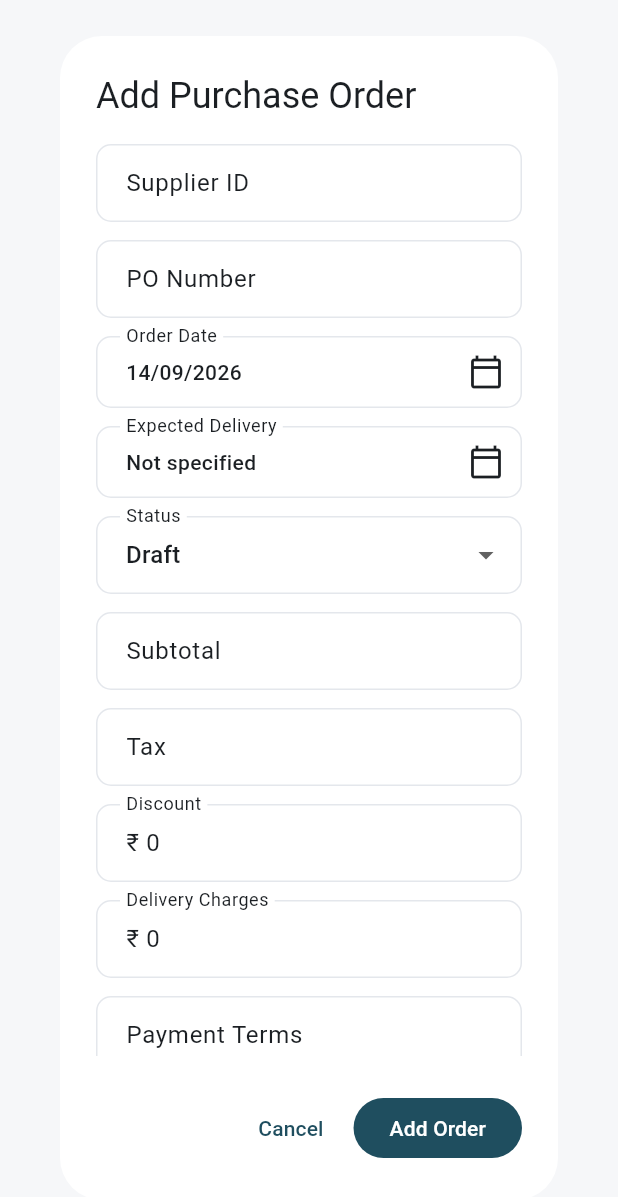
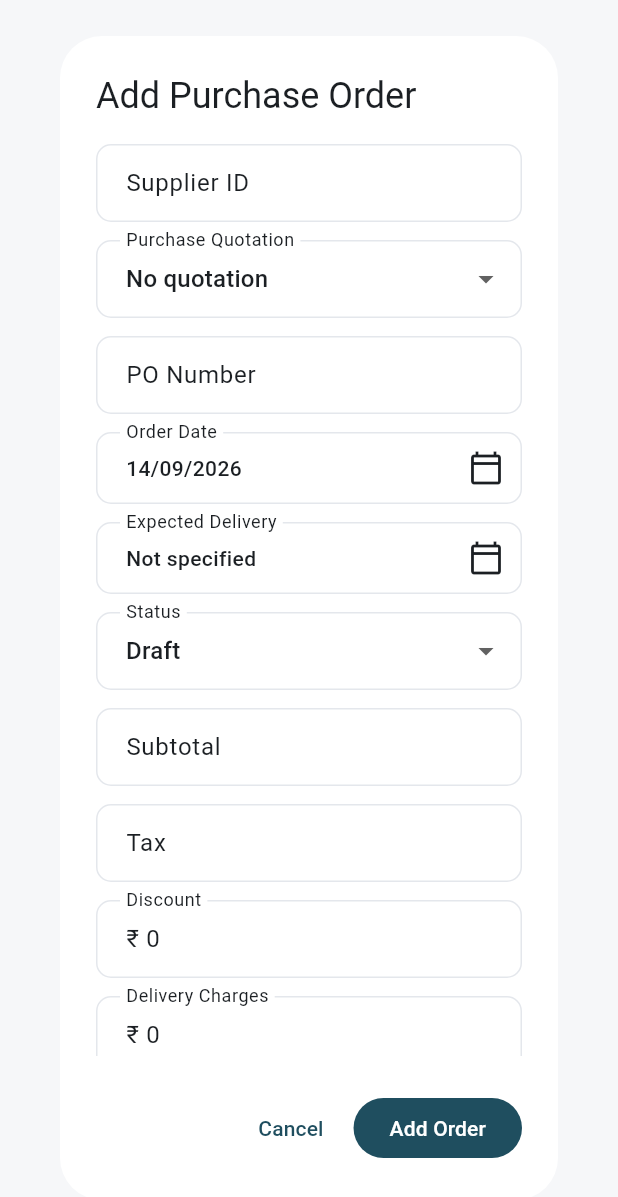
Before and after one commit to Krathor2212/construction_os, a Flutter app: the PurchaseOrderFormDialog widget shown alone on an empty page, opened directly with empty values, on a phone screen of 412 x 824 dp. Shown: the top 1197 px of the screen. Run offline on Flutter 3.47's test engine with Material 3 defaults, Android fonts, the light colour scheme and no system bars; our stand-ins replace flutter_riverpod, go_router.

Commit message:
feat: link purchase orders to quotations

```diff
--- a/lib/features/procurement/domain/entities/purchase_order.dart
+++ b/lib/features/procurement/domain/entities/purchase_order.dart
@@ -5,6 +5,7 @@ class PurchaseOrder {
     required this.supplierId,
     required this.poNumber,
     required this.orderDate,
+    this.purchaseQuotationId,
     this.expectedDeliveryDate,
     this.subtotal = 0,
     this.tax = 0,
@@ -20,6 +21,9 @@ class PurchaseOrder {
   final String id;
   final String projectId;
   final String supplierId;
+
+  /// Optional quotation from which this purchase order originated.
+  final String? purchaseQuotationId;
 
   final String poNumber;
 
--- a/lib/features/procurement/presentation/widgets/purchase_order_form_dialog.dart
+++ b/lib/features/procurement/presentation/widgets/purchase_order_form_dialog.dart
@@ -1,9 +1,12 @@
 import 'package:flutter/material.dart';
+import 'package:flutter_riverpod/flutter_riverpod.dart';
 
 import '../../../../app/theme/app_spacing.dart';
 import '../../domain/entities/purchase_order.dart';
+import '../../domain/entities/purchase_quotation.dart';
+import '../providers/purchase_quotation_providers.dart';
 
-class PurchaseOrderFormDialog extends StatefulWidget {
+class PurchaseOrderFormDialog extends ConsumerStatefulWidget {
   const PurchaseOrderFormDialog({
     super.key,
     required this.projectId,
@@ -16,12 +19,12 @@ class PurchaseOrderFormDialog extends StatefulWidget {
   bool get isEditing => order != null;
 
   @override
-  State<PurchaseOrderFormDialog> createState() =>
+  ConsumerState<PurchaseOrderFormDialog> createState() =>
       _PurchaseOrderFormDialogState();
 }
 
 class _PurchaseOrderFormDialogState
-    extends State<PurchaseOrderFormDialog> {
+    extends ConsumerState<PurchaseOrderFormDialog> {
   final _formKey = GlobalKey<FormState>();
 
   late final TextEditingController _supplierIdController;
@@ -37,6 +40,8 @@ class _PurchaseOrderFormDialogState
   late DateTime _orderDate;
   DateTime? _expectedDeliveryDate;
   late PurchaseOrderStatus _status;
+
+  String? _purchaseQuotationId;
 
   @override
   void initState() {
@@ -85,6 +90,8 @@ class _PurchaseOrderFormDialogState
     _orderDate = order?.orderDate ?? DateTime.now();
     _expectedDeliveryDate = order?.expectedDeliveryDate;
     _status = order?.status ?? PurchaseOrderStatus.draft;
+
+    _purchaseQuotationId = order?.purchaseQuotationId;
   }
 
   @override
@@ -104,6 +111,10 @@ class _PurchaseOrderFormDialogState
 
   @override
   Widget build(BuildContext context) {
+    final quotationsAsync = ref.watch(
+      purchaseQuotationsProvider(widget.projectId),
+    );
+
     return AlertDialog(
       title: Text(
         widget.isEditing
@@ -127,6 +138,15 @@ class _PurchaseOrderFormDialogState
                 const SizedBox(
                   height: AppSpacing.sm,
                 ),
+
+                _buildQuotationDropdown(
+                  quotationsAsync,
+                ),
+
+                const SizedBox(
+                  height: AppSpacing.sm,
+                ),
+
                 _buildTextField(
                   controller: _poNumberController,
                   label: 'PO Number',
@@ -261,6 +281,106 @@ class _PurchaseOrderFormDialogState
     );
   }
 
+  Widget _buildQuotationDropdown(
+    AsyncValue<List<PurchaseQuotation>> quotationsAsync,
+  ) {
+    return quotationsAsync.when(
+      loading: () => const InputDecorator(
+        decoration: InputDecoration(
+          labelText: 'Purchase Quotation',
+          border: OutlineInputBorder(),
+        ),
+        child: Row(
+          children: [
+            SizedBox(
+              width: 18,
+              height: 18,
+              child: CircularProgressIndicator(
+                strokeWidth: 2,
+              ),
+            ),
+            SizedBox(
+              width: AppSpacing.sm,
+            ),
+            Text('Loading quotations...'),
+          ],
+        ),
+      ),
+      error: (_, _) => InputDecorator(
+        decoration: const InputDecoration(
+          labelText: 'Purchase Quotation',
+          border: OutlineInputBorder(),
+        ),
+        child: Row(
+          children: [
+            const Expanded(
+              child: Text(
+                'Unable to load quotations',
+              ),
+            ),
+            IconButton(
+              tooltip: 'Retry',
+              onPressed: () {
+                ref.invalidate(
+                  purchaseQuotationsProvider(
+                    widget.projectId,
+                  ),
+                );
+              },
+              icon: const Icon(
+                Icons.refresh,
+              ),
+            ),
+          ],
+        ),
+      ),
+      data: (quotations) {
+        final activeQuotations = quotations
+            .where(
+              (quotation) => !quotation.isArchived,
+            )
+            .toList();
+
+        final selectedExists = activeQuotations.any(
+          (quotation) =>
+              quotation.id == _purchaseQuotationId,
+        );
+
+        final selectedValue =
+            selectedExists ? _purchaseQuotationId : null;
+
+        return DropdownButtonFormField<String?>(
+          initialValue: selectedValue,
+          decoration: const InputDecoration(
+            labelText: 'Purchase Quotation',
+            border: OutlineInputBorder(),
+          ),
+          items: [
+            const DropdownMenuItem<String?>(
+              value: null,
+              child: Text('No quotation'),
+            ),
+            ...activeQuotations.map(
+              (quotation) => DropdownMenuItem<String?>(
+                value: quotation.id,
+                child: Text(
+                  '${quotation.quotationNumber} — '
+                  '${_statusLabelForQuotation(quotation.status)}',
+                  overflow: TextOverflow.ellipsis,
+                ),
+              ),
+            ),
+          ],
+          onChanged: (value) {
+            setState(() {
+              _purchaseQuotationId = value;
+            });
+          },
+        );
+      },
+    );
+  }
+
   Widget _buildTextField({
     required TextEditingController controller,
     required String label,
@@ -321,7 +441,9 @@ class _PurchaseOrderFormDialogState
                       _expectedDeliveryDate = null;
                     });
                   },
-                  icon: const Icon(Icons.clear),
+                  icon: const Icon(
+                    Icons.clear,
+                  ),
                 )
               : const Icon(
                   Icons.calendar_today_outlined,
@@ -378,11 +500,14 @@ class _PurchaseOrderFormDialogState
 
     final order = PurchaseOrder(
       id: widget.order?.id ??
-          'purchase-order-${DateTime.now().microsecondsSinceEpoch}',
+          'purchase-order-'
+              '${DateTime.now().microsecondsSinceEpoch}',
       projectId:
           widget.order?.projectId ?? widget.projectId,
       supplierId:
           _supplierIdController.text.trim(),
+      purchaseQuotationId:
+          _purchaseQuotationId,
       poNumber:
           _poNumberController.text.trim(),
       orderDate: _orderDate,
@@ -419,7 +544,8 @@ class _PurchaseOrderFormDialogState
   }
 
   String? _requiredValidator(String? value) {
-    if (value == null || value.trim().isEmpty) {
+    if (value == null ||
+        value.trim().isEmpty) {
       return 'This field is required';
     }
 
@@ -427,7 +553,8 @@ class _PurchaseOrderFormDialogState
   }
 
   String? _numberValidator(String? value) {
-    if (value == null || value.trim().isEmpty) {
+    if (value == null ||
+        value.trim().isEmpty) {
       return 'Enter an amount';
     }
 
@@ -458,27 +585,39 @@ class _PurchaseOrderFormDialogState
         '${date.year}';
   }
 
-  String _statusLabel(
-    PurchaseOrderStatus status,
-  ) {
+  String _statusLabel(PurchaseOrderStatus status) {
     switch (status) {
       case PurchaseOrderStatus.draft:
         return 'Draft';
-
       case PurchaseOrderStatus.issued:
         return 'Issued';
-
       case PurchaseOrderStatus.partiallyReceived:
         return 'Partially Received';
-
       case PurchaseOrderStatus.received:
         return 'Received';
-
       case PurchaseOrderStatus.cancelled:
         return 'Cancelled';
-
       case PurchaseOrderStatus.closed:
         return 'Closed';
     }
   }
+
+  String _statusLabelForQuotation(
+    PurchaseQuotationStatus status,
+  ) {
+    switch (status) {
+      case PurchaseQuotationStatus.draft:
+        return 'Draft';
+      case PurchaseQuotationStatus.received:
+        return 'Received';
+      case PurchaseQuotationStatus.underReview:
+        return 'Under Review';
+      case PurchaseQuotationStatus.accepted:
+        return 'Accepted';
+      case PurchaseQuotationStatus.rejected:
+        return 'Rejected';
+      case PurchaseQuotationStatus.expired:
+        return 'Expired';
+    }
+  }
 }
```
